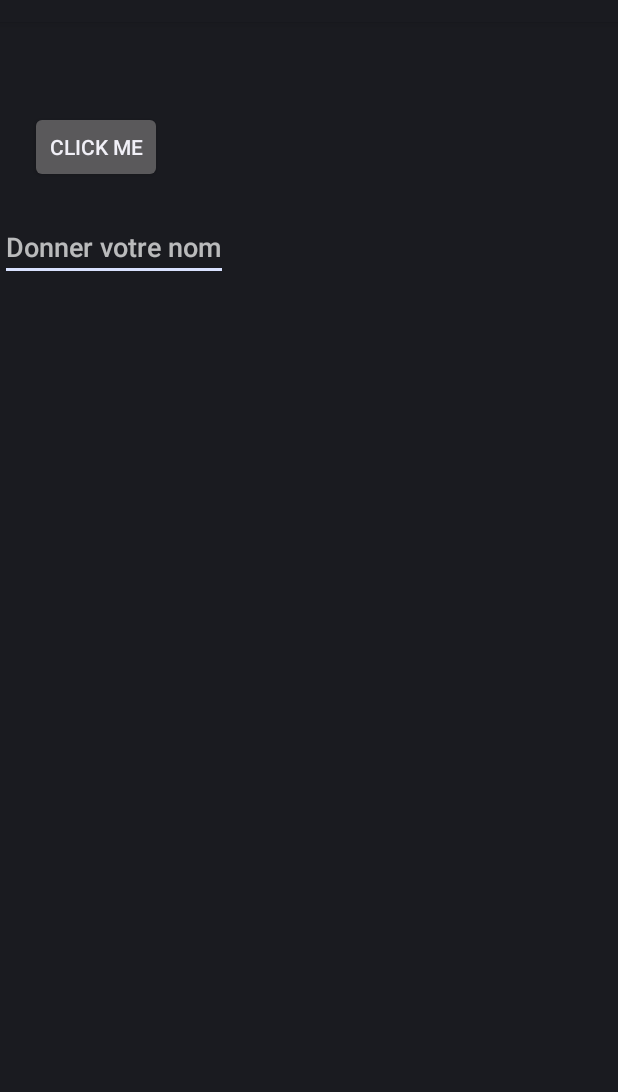
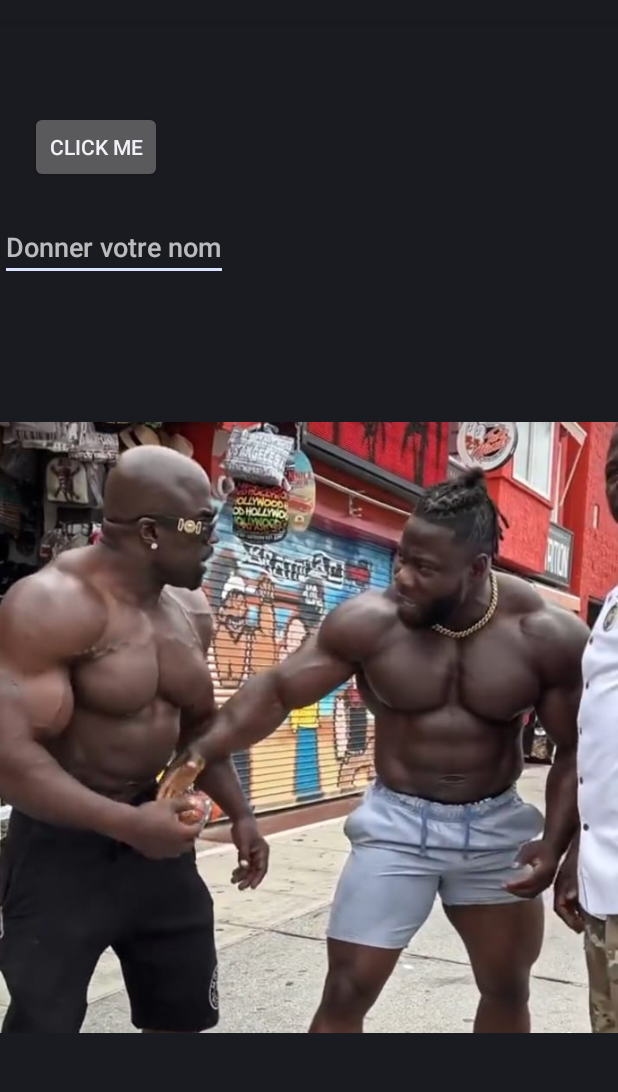
Before and after one commit to MyDevMobileCourse/FirstActivity, an Android app: the layout activity_main.xml on its own in the app's theme, with its tools: preview values and no code run, on a phone screen of 412 x 824 dp, the part 62-1154 px from its top. Run offline under Robolectric (Android 15) with nearby library versions, the phone set to English and light mode, and no system bars.

Commit message:
use and change image

```diff
--- a/app/src/main/res/layout/activity_main.xml
+++ b/app/src/main/res/layout/activity_main.xml
@@ -29,7 +29,12 @@
         android:id="@+id/myEditText"
         android:hint="Donner votre nom"
         ></EditText>
-
+    <ImageView
+        android:layout_width="match_parent"
+        android:layout_height="match_parent"
+        android:id="@+id/myImage"
+        android:src="@drawable/img"
+        />
 
 
 
```
Also changed, not shown: app/src/main/java/com/example/firstactivity/MainActivity.kt (+7 -2 lines), app/src/main/res/drawable/img2.jpg (added).
